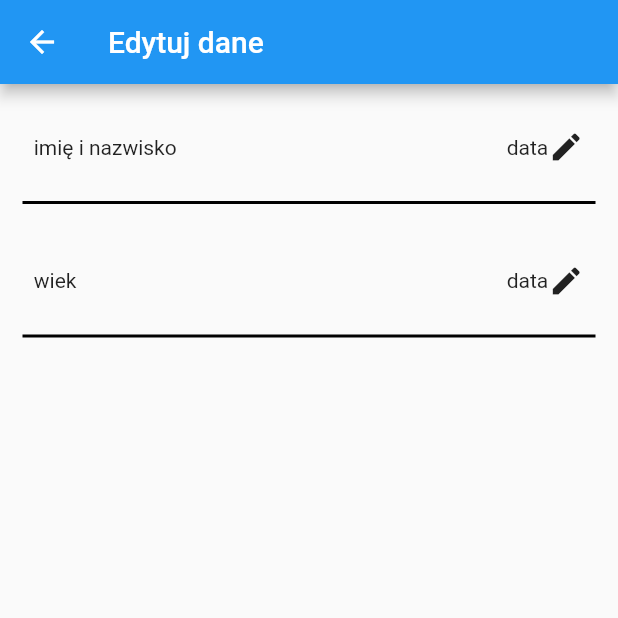
After one commit to Dariuki/my_baby_health, a Flutter app: the EditDetailsPage screen opened directly, on a phone screen of 412 x 824 dp, the top half of it. The commit adds this screen. Run offline on Flutter 3.47's test engine with Material 2 defaults, Android fonts, the light colour scheme and no system bars; our stand-ins replace flutter_slidable, hive, hive_flutter; accounts and stored records are empty.

Commit message:
Add edit details page and person model

```diff
--- a/lib/main.dart
+++ b/lib/main.dart
@@ -1,10 +1,13 @@
 import 'package:flutter/material.dart';
+import 'package:my_baby_health/domain/model/person_model.dart';
 import 'package:my_baby_health/pages/home_page.dart';
 import 'package:hive_flutter/hive_flutter.dart';
 
 Future<void> main() async {
+  WidgetsFlutterBinding.ensureInitialized();
   await Hive.initFlutter();
-  var box = await Hive.openBox('myBabyBox');
+  Hive.registerAdapter(PersonModelAdapter());
+  await Hive.openBox('myBabyBox');
   runApp(const MyApp());
 }
 
--- /dev/null
+++ b/lib/pages/edid_details_page.dart
@@ -0,0 +1,73 @@
+import 'package:flutter/material.dart';
+
+class EditDetailsPage extends StatelessWidget {
+  EditDetailsPage({
+    super.key,
+  });
+  final controller = TextEditingController();
+
+  @override
+  Widget build(BuildContext context) {
+    return Scaffold(
+      appBar: AppBar(
+        title: const Text('Edytuj dane'),
+      ),
+      body: ListView(
+        children: const [
+          EditTile(
+            tileName: 'imię i nazwisko',
+          ),
+          EditTile(
+            tileName: 'wiek',
+          ),
+        ],
+      ),
+    );
+  }
+}
+
+class EditTile extends StatelessWidget {
+  final String tileName;
+
+  const EditTile({
+    super.key,
+    required this.tileName,
+  });
+
+  @override
+  Widget build(BuildContext context) {
+    return Column(
+      children: [
+        InkWell(
+          onTap: () {},
+          child: Container(
+            padding: const EdgeInsets.symmetric(vertical: 15, horizontal: 7.5),
+            margin: const EdgeInsets.only(left: 15, right: 15, top: 15),
+            decoration: BoxDecoration(
+              borderRadius: BorderRadius.circular(15),
+            ),
+            child: Row(
+              mainAxisAlignment: MainAxisAlignment.spaceBetween,
+              children: [
+                Text(tileName),
+                Row(
+                  children: const [
+                    Text('data'),
+                    Icon(Icons.edit),
+                  ],
+                ),
+              ],
+            ),
+          ),
+        ),
+        const Divider(
+          color: Colors.black,
+          height: 20,
+          indent: 15,
+          endIndent: 15,
+          thickness: 2,
+        ),
+      ],
+    );
+  }
+}
--- a/lib/widget/text_field_widget.dart
+++ b/lib/widget/text_field_widget.dart
@@ -4,6 +4,8 @@ class TextFieldWidget extends StatelessWidget {
   final TextEditingController controller;
   final String title;
   final TextInputType keyboard;
+
+
 
   const TextFieldWidget({
     super.key,
@@ -16,7 +18,6 @@ class TextFieldWidget extends StatelessWidget {
   Widget build(BuildContext context) {
     return TextField(
       controller: controller,
-      autofocus: true,
       decoration: InputDecoration(
         border: OutlineInputBorder(
           borderRadius: BorderRadius.circular(15),
```
Also changed, not shown: lib/domain/model/person_model.dart (added, +19 -0 lines), lib/pages/home_page.dart (+12 -3 lines), lib/pages/peron_page.dart (added, +10 -0 lines), lib/widget/people_tile.dart (deleted, +0 -51 lines), lib/widget/person_tile.dart (added, +94 -0 lines), lib/domain/model/person_model.g.dart (added).
